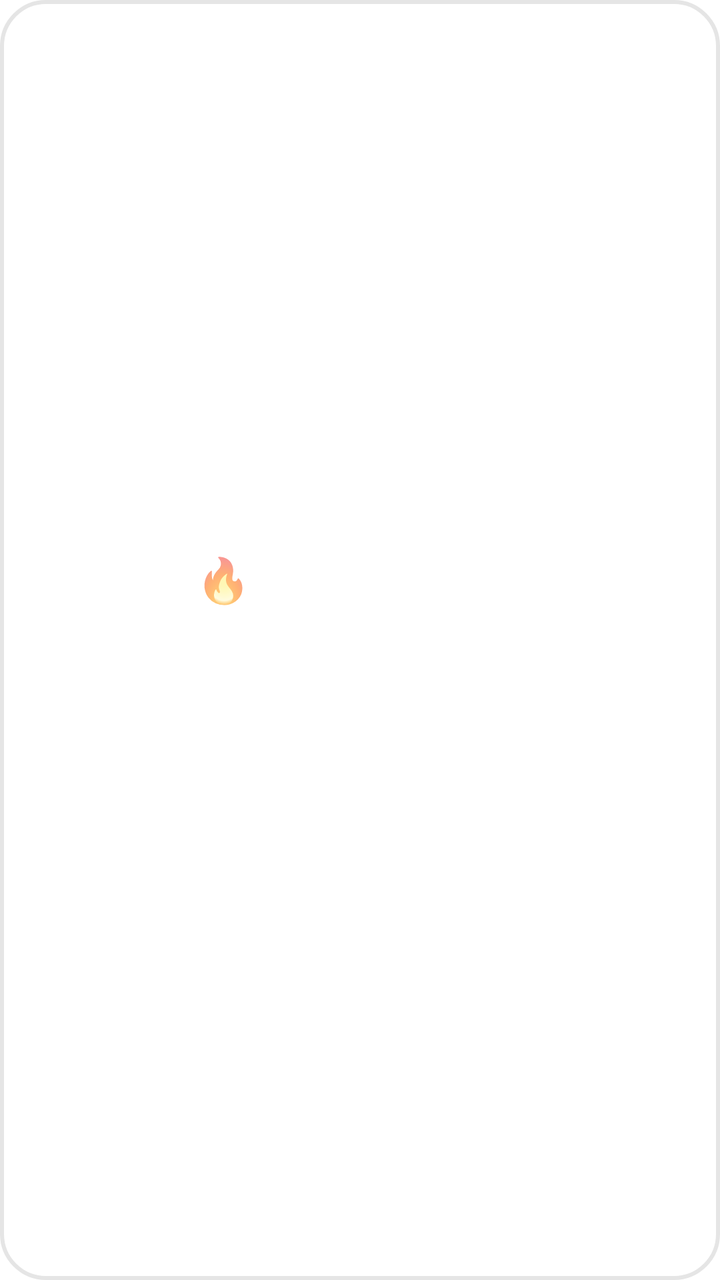
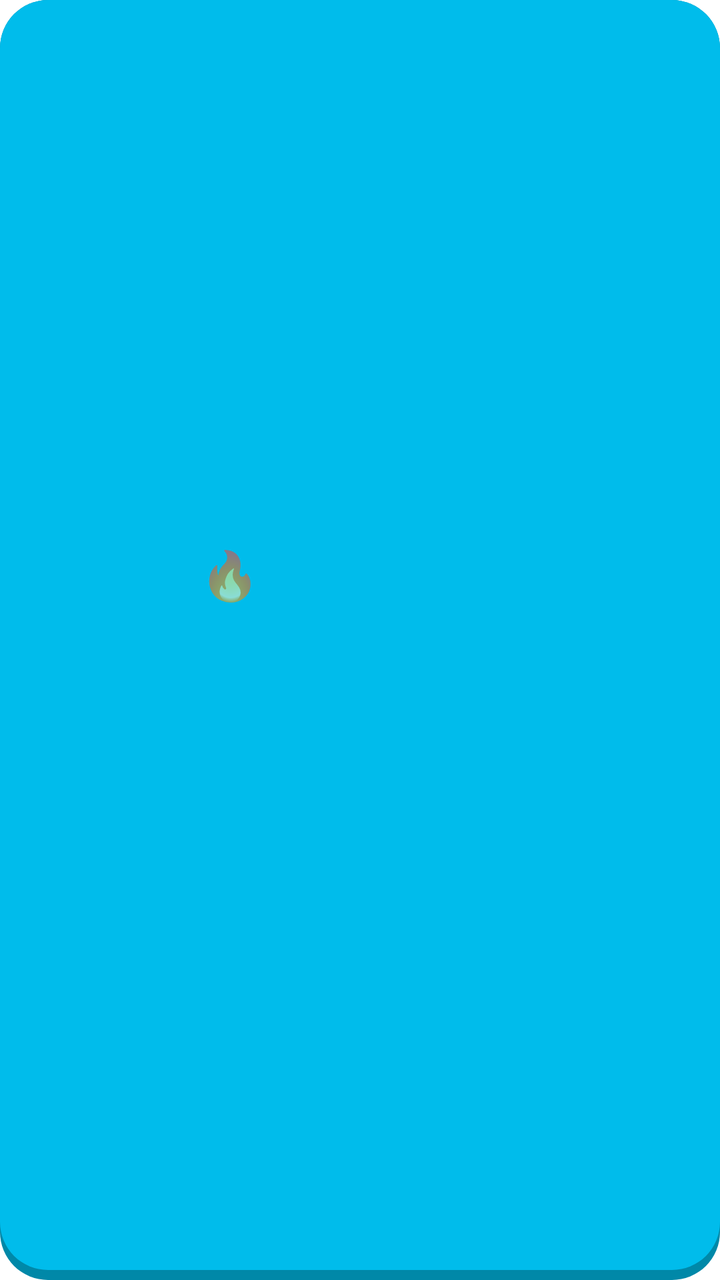

The first picture is an Android layout as it rendered before a commit; the second is the same layout after the commit. The layout source and the unified diff follow.
<!-- AndroidManifest.xml: fallback theme Theme.MaterialComponents.DayNight.NoActionBar -->
<!-- res/layout/duck_widget.xml -->
<?xml version="1.0" encoding="utf-8"?>
<LinearLayout xmlns:android="http://schemas.android.com/apk/res/android"
    android:id="@+id/root"
    android:layout_width="match_parent"
    android:layout_height="match_parent"
    android:background="@drawable/widget_bg"
    android:gravity="center_vertical"
    android:orientation="horizontal"
    android:padding="12dp">

    <ImageView
        android:id="@+id/duck"
        android:layout_width="76dp"
        android:layout_height="76dp"
        android:scaleType="fitCenter" />

    <LinearLayout
        android:layout_width="0dp"
        android:layout_height="wrap_content"
        android:layout_marginStart="10dp"
        android:layout_weight="1"
        android:orientation="vertical">

        <LinearLayout
            android:layout_width="match_parent"
            android:layout_height="wrap_content"
            android:gravity="center_vertical"
            android:orientation="horizontal">
            <TextView
                android:layout_width="wrap_content"
                android:layout_height="wrap_content"
                android:text="🔥"
                android:textSize="22sp" />
            <TextView
                android:id="@+id/streak"
                android:layout_width="wrap_content"
                android:layout_height="wrap_content"
                android:layout_marginStart="4dp"
                android:textColor="#3C3C3C"
                android:textSize="28sp"
                android:textStyle="bold" />
            <TextView
                android:id="@+id/streakLbl"
                android:layout_width="wrap_content"
                android:layout_height="wrap_content"
                android:layout_marginStart="6dp"
                android:textColor="#777777"
                android:textSize="13sp" />
        </LinearLayout>

        <LinearLayout
            android:layout_width="match_parent"
            android:layout_height="wrap_content"
            android:layout_marginTop="6dp"
            android:orientation="horizontal">
            <LinearLayout
                android:layout_width="0dp"
                android:layout_height="wrap_content"
                android:layout_weight="1"
                android:gravity="center_horizontal"
                android:orientation="vertical">
                <TextView
                    android:id="@+id/lbl0"
                    android:layout_width="wrap_content"
                    android:layout_height="wrap_content"
                    android:textColor="#8A8A8A"
                    android:textSize="11sp"
                    android:textStyle="bold" />
                <View
                    android:id="@+id/dot0"
                    android:layout_width="18dp"
                    android:layout_height="18dp"
                    android:layout_marginTop="2dp" />
            </LinearLayout>
            <LinearLayout
                android:layout_width="0dp"
                android:layout_height="wrap_content"
                android:layout_weight="1"
                android:gravity="center_horizontal"
                android:orientation="vertical">
                <TextView
                    android:id="@+id/lbl1"
                    android:layout_width="wrap_content"
                    android:layout_height="wrap_content"
                    android:textColor="#8A8A8A"
                    android:textSize="11sp"
                    android:textStyle="bold" />
                <View
                    android:id="@+id/dot1"
                    android:layout_width="18dp"
                    android:layout_height="18dp"
                    android:layout_marginTop="2dp" />
            </LinearLayout>
            <LinearLayout
                android:layout_width="0dp"
                android:layout_height="wrap_content"
                android:layout_weight="1"
                android:gravity="center_horizontal"
                android:orientation="vertical">
                <TextView
                    android:id="@+id/lbl2"
                    android:layout_width="wrap_content"
                    android:layout_height="wrap_content"
                    android:textColor="#8A8A8A"
                    android:textSize="11sp"
                    android:textStyle="bold" />
                <View
                    android:id="@+id/dot2"
                    android:layout_width="18dp"
                    android:layout_height="18dp"
                    android:layout_marginTop="2dp" />
            </LinearLayout>
            <LinearLayout
                android:layout_width="0dp"
                android:layout_height="wrap_content"
                android:layout_weight="1"
                android:gravity="center_horizontal"
                android:orientation="vertical">
                <TextView
                    android:id="@+id/lbl3"
                    android:layout_width="wrap_content"
                    android:layout_height="wrap_content"
                    android:textColor="#8A8A8A"
                    android:textSize="11sp"
                    android:textStyle="bold" />
                <View
                    android:id="@+id/dot3"
                    android:layout_width="18dp"
                    android:layout_height="18dp"
                    android:layout_marginTop="2dp" />
            </LinearLayout>
            <LinearLayout
                android:layout_width="0dp"
                android:layout_height="wrap_content"
                android:layout_weight="1"
                android:gravity="center_horizontal"
                android:orientation="vertical">
                <TextView
                    android:id="@+id/lbl4"
                    android:layout_width="wrap_content"
                    android:layout_height="wrap_content"
                    android:textColor="#8A8A8A"
                    android:textSize="11sp"
                    android:textStyle="bold" />
                <View
                    android:id="@+id/dot4"
                    android:layout_width="18dp"
                    android:layout_height="18dp"
                    android:layout_marginTop="2dp" />
            </LinearLayout>
            <LinearLayout
                android:layout_width="0dp"
                android:layout_height="wrap_content"
                android:layout_weight="1"
                android:gravity="center_horizontal"
                android:orientation="vertical">
                <TextView
                    android:id="@+id/lbl5"
                    android:layout_width="wrap_content"
                    android:layout_height="wrap_content"
                    android:textColor="#8A8A8A"
                    android:textSize="11sp"
                    android:textStyle="bold" />
                <View
                    android:id="@+id/dot5"
                    android:layout_width="18dp"
                    android:layout_height="18dp"
                    android:layout_marginTop="2dp" />
            </LinearLayout>
            <LinearLayout
                android:layout_width="0dp"
                android:layout_height="wrap_content"
                android:layout_weight="1"
                android:gravity="center_horizontal"
                android:orientation="vertical">
                <TextView
                    android:id="@+id/lbl6"
                    android:layout_width="wrap_content"
                    android:layout_height="wrap_content"
                    android:textColor="#8A8A8A"
                    android:textSize="11sp"
                    android:textStyle="bold" />
                <View
                    android:id="@+id/dot6"
                    android:layout_width="18dp"
                    android:layout_height="18dp"
                    android:layout_marginTop="2dp" />
            </LinearLayout>
        </LinearLayout>

        <TextView
            android:id="@+id/msg"
            android:layout_width="wrap_content"
            android:layout_height="wrap_content"
            android:layout_marginTop="4dp"
            android:textColor="#049FD9"
            android:textSize="12sp"
            android:textStyle="bold" />
    </LinearLayout>
</LinearLayout>
<!-- resources referenced by this layout -->
<resources>
  <!-- drawable widget_bg (drawable) -->
  <?xml version="1.0" encoding="utf-8"?>
  <shape xmlns:android="http://schemas.android.com/apk/res/android" android:shape="rectangle">
      <solid android:color="#FFFFFF" />
      <stroke android:width="2dp" android:color="#E5E5E5" />
      <corners android:radius="22dp" />
  </shape>
</resources>

<!-- the commit's change to res/layout/duck_widget.xml (unified diff, before → after) -->
@@ -3,15 +3,18 @@
     android:id="@+id/root"
     android:layout_width="match_parent"
     android:layout_height="match_parent"
-    android:background="@drawable/widget_bg"
+    android:background="@drawable/bg_cyan"
     android:gravity="center_vertical"
     android:orientation="horizontal"
-    android:padding="12dp">
+    android:paddingStart="12dp"
+    android:paddingTop="10dp"
+    android:paddingEnd="12dp"
+    android:paddingBottom="15dp">
 
     <ImageView
         android:id="@+id/duck"
-        android:layout_width="76dp"
-        android:layout_height="76dp"
+        android:layout_width="78dp"
+        android:layout_height="78dp"
         android:scaleType="fitCenter" />
 
     <LinearLayout
@@ -30,28 +33,29 @@
                 android:layout_width="wrap_content"
                 android:layout_height="wrap_content"
                 android:text="🔥"
-                android:textSize="22sp" />
+                android:textSize="24sp" />
             <TextView
                 android:id="@+id/streak"
                 android:layout_width="wrap_content"
                 android:layout_height="wrap_content"
                 android:layout_marginStart="4dp"
-                android:textColor="#3C3C3C"
-                android:textSize="28sp"
+                android:textColor="#FFFFFF"
+                android:textSize="32sp"
                 android:textStyle="bold" />
             <TextView
                 android:id="@+id/streakLbl"
                 android:layout_width="wrap_content"
                 android:layout_height="wrap_content"
                 android:layout_marginStart="6dp"
-                android:textColor="#777777"
-                android:textSize="13sp" />
+                android:textColor="#E6FFFFFF"
+                android:textSize="13sp"
+                android:textStyle="bold" />
         </LinearLayout>
 
         <LinearLayout
             android:layout_width="match_parent"
             android:layout_height="wrap_content"
-            android:layout_marginTop="6dp"
+            android:layout_marginTop="4dp"
             android:orientation="horizontal">
             <LinearLayout
                 android:layout_width="0dp"
@@ -63,13 +67,13 @@
                     android:id="@+id/lbl0"
                     android:layout_width="wrap_content"
                     android:layout_height="wrap_content"
-                    android:textColor="#8A8A8A"
-                    android:textSize="11sp"
-                    android:textStyle="bold" />
-                <View
+                    android:textColor="#E6FFFFFF"
+                    android:textSize="11sp"
+                    android:textStyle="bold" />
+                <FrameLayout
                     android:id="@+id/dot0"
-                    android:layout_width="18dp"
-                    android:layout_height="18dp"
+                    android:layout_width="20dp"
+                    android:layout_height="20dp"
                     android:layout_marginTop="2dp" />
             </LinearLayout>
             <LinearLayout
@@ -82,13 +86,13 @@
                     android:id="@+id/lbl1"
                     android:layout_width="wrap_content"
                     android:layout_height="wrap_content"
-                    android:textColor="#8A8A8A"
-                    android:textSize="11sp"
-                    android:textStyle="bold" />
-                <View
+                    android:textColor="#E6FFFFFF"
+                    android:textSize="11sp"
+                    android:textStyle="bold" />
+                <FrameLayout
                     android:id="@+id/dot1"
-                    android:layout_width="18dp"
-                    android:layout_height="18dp"
+                    android:layout_width="20dp"
+                    android:layout_height="20dp"
                     android:layout_marginTop="2dp" />
             </LinearLayout>
             <LinearLayout
@@ -101,13 +105,13 @@
                     android:id="@+id/lbl2"
                     android:layout_width="wrap_content"
                     android:layout_height="wrap_content"
-                    android:textColor="#8A8A8A"
-                    android:textSize="11sp"
-                    android:textStyle="bold" />
-                <View
+                    android:textColor="#E6FFFFFF"
+                    android:textSize="11sp"
+                    android:textStyle="bold" />
+                <FrameLayout
                     android:id="@+id/dot2"
-                    android:layout_width="18dp"
-                    android:layout_height="18dp"
+                    android:layout_width="20dp"
+                    android:layout_height="20dp"
                     android:layout_marginTop="2dp" />
             </LinearLayout>
             <LinearLayout
@@ -120,13 +124,13 @@
                     android:id="@+id/lbl3"
                     android:layout_width="wrap_content"
                     android:layout_height="wrap_content"
-                    android:textColor="#8A8A8A"
-                    android:textSize="11sp"
-                    android:textStyle="bold" />
-                <View
+                    android:textColor="#E6FFFFFF"
+                    android:textSize="11sp"
+                    android:textStyle="bold" />
+                <FrameLayout
                     android:id="@+id/dot3"
-                    android:layout_width="18dp"
-                    android:layout_height="18dp"
+                    android:layout_width="20dp"
+                    android:layout_height="20dp"
                     android:layout_marginTop="2dp" />
             </LinearLayout>
             <LinearLayout
@@ -139,13 +143,13 @@
                     android:id="@+id/lbl4"
                     android:layout_width="wrap_content"
                     android:layout_height="wrap_content"
-                    android:textColor="#8A8A8A"
-                    android:textSize="11sp"
-                    android:textStyle="bold" />
-                <View
+                    android:textColor="#E6FFFFFF"
+                    android:textSize="11sp"
+                    android:textStyle="bold" />
+                <FrameLayout
                     android:id="@+id/dot4"
-                    android:layout_width="18dp"
-                    android:layout_height="18dp"
+                    android:layout_width="20dp"
+                    android:layout_height="20dp"
                     android:layout_marginTop="2dp" />
             </LinearLayout>
             <LinearLayout
@@ -158,13 +162,13 @@
                     android:id="@+id/lbl5"
                     android:layout_width="wrap_content"
                     android:layout_height="wrap_content"
-                    android:textColor="#8A8A8A"
-                    android:textSize="11sp"
-                    android:textStyle="bold" />
-                <View
+                    android:textColor="#E6FFFFFF"
+                    android:textSize="11sp"
+                    android:textStyle="bold" />
+                <FrameLayout
                     android:id="@+id/dot5"
-                    android:layout_width="18dp"
-                    android:layout_height="18dp"
+                    android:layout_width="20dp"
+                    android:layout_height="20dp"
                     android:layout_marginTop="2dp" />
             </LinearLayout>
             <LinearLayout
@@ -177,13 +181,13 @@
                     android:id="@+id/lbl6"
                     android:layout_width="wrap_content"
                     android:layout_height="wrap_content"
-                    android:textColor="#8A8A8A"
-                    android:textSize="11sp"
-                    android:textStyle="bold" />
-                <View
+                    android:textColor="#E6FFFFFF"
+                    android:textSize="11sp"
+                    android:textStyle="bold" />
+                <FrameLayout
                     android:id="@+id/dot6"
-                    android:layout_width="18dp"
-                    android:layout_height="18dp"
+                    android:layout_width="20dp"
+                    android:layout_height="20dp"
                     android:layout_marginTop="2dp" />
             </LinearLayout>
         </LinearLayout>
@@ -193,7 +197,7 @@
             android:layout_width="wrap_content"
             android:layout_height="wrap_content"
             android:layout_marginTop="4dp"
-            android:textColor="#049FD9"
+            android:textColor="#FFFFFF"
             android:textSize="12sp"
             android:textStyle="bold" />
     </LinearLayout>
<!-- resource entries referenced after the edit -->
@@ -1,11 +1,20 @@
 <!-- resources referenced by this layout -->
 <resources>
-  <!-- drawable widget_bg (drawable) -->
+  <!-- drawable bg_cyan (drawable) -->
   <?xml version="1.0" encoding="utf-8"?>
-  <shape xmlns:android="http://schemas.android.com/apk/res/android" android:shape="rectangle">
-      <solid android:color="#FFFFFF" />
-      <stroke android:width="2dp" android:color="#E5E5E5" />
-      <corners android:radius="22dp" />
-  </shape>
+  <layer-list xmlns:android="http://schemas.android.com/apk/res/android">
+      <item>
+          <shape android:shape="rectangle">
+              <solid android:color="#0088A8" />
+              <corners android:radius="24dp" />
+          </shape>
+      </item>
+      <item android:bottom="5dp">
+          <shape android:shape="rectangle">
+              <solid android:color="#00BCEB" />
+              <corners android:radius="24dp" />
+          </shape>
+      </item>
+  </layer-list>
 </resources>
 
